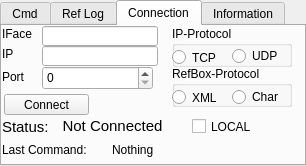
First picture: the form in rqt_msl_refbox/src/rqt_msl_refbox/RefBox.ui, repository dasys-lab/cnc-msl, before the edit.
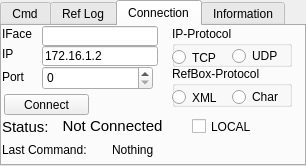
Second picture: the form after the edit.

The edit to the form file:
```diff
--- a/rqt_msl_refbox/src/rqt_msl_refbox/RefBox.ui
+++ b/rqt_msl_refbox/src/rqt_msl_refbox/RefBox.ui
@@ -8800,6 +8800,9 @@
          <height>20</height>
         </rect>
        </property>
+       <property name="text">
+        <string>172.16.1.2</string>
+       </property>
       </widget>
       <widget class="QCheckBox" name="rbtn_local">
        <property name="geometry">
```
Left out of the diff: 2 changed lines with no effect on the pictures.
